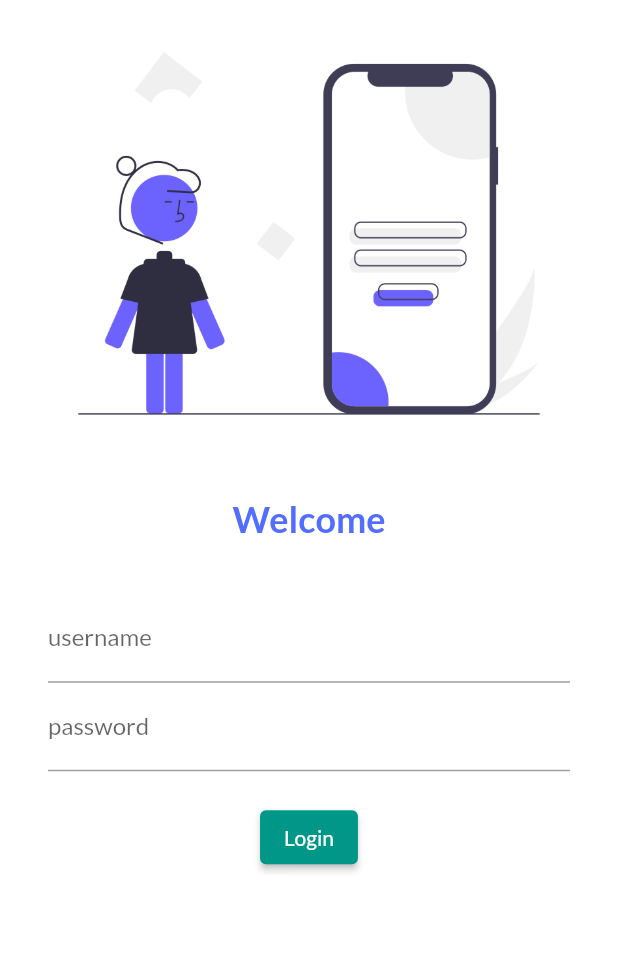
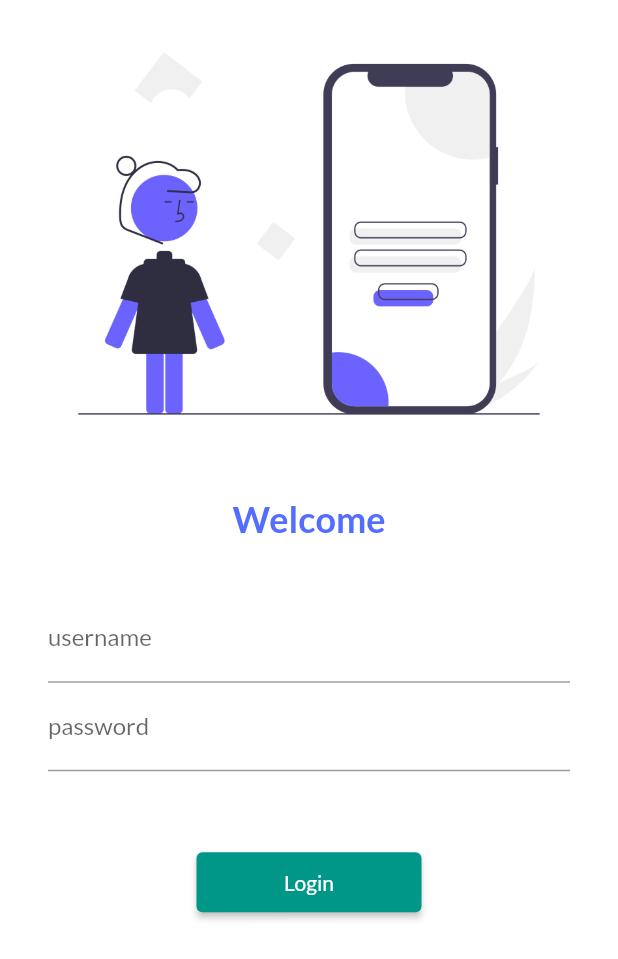
Before and after one commit to rohit-untitled/Flutter, a Flutter app: the screen it shows after launch, on a phone screen of 412 x 824 dp. Shown: the top 959 px of the screen. Run offline on Flutter 3.47's test engine with Material 2 defaults, Android fonts, the phone set to English and light mode, and no system bars; our stand-ins replace google_fonts.

Commit message:
day5_complated

```diff
--- a/lib/main.dart
+++ b/lib/main.dart
@@ -1,6 +1,7 @@
 import 'package:flutter/material.dart';
 import 'package:flutter_catalogue/pages/home_page.dart';
 import 'package:flutter_catalogue/pages/login_page.dart';
+import 'package:flutter_catalogue/utils/routes.dart';
 import 'package:google_fonts/google_fonts.dart';
 
 void main() {
@@ -20,14 +21,15 @@
         fontFamily: GoogleFonts.lato().fontFamily,
         primaryTextTheme: GoogleFonts.latoTextTheme(),
       ),
+      // debugShowCheckedModeBanner: false,
       darkTheme: ThemeData(
         brightness: Brightness.dark,
       ),
       initialRoute: "/",
       routes: {
         "/": (context) => const LoginPage(),
-        "/home": (context) => const HomePage(),
-        "/login": (context) => const LoginPage()
+        MyRoutes.homeRoute: (context) => const HomePage(),
+        MyRoutes.loginRoute: (context) => const LoginPage()
       },
     );
   }
--- a/lib/pages/login_page.dart
+++ b/lib/pages/login_page.dart
@@ -1,6 +1,7 @@
 //import 'dart:html';
 
 import 'package:flutter/material.dart';
+import 'package:flutter_catalogue/utils/routes.dart';
 
 class LoginPage extends StatelessWidget {
   const LoginPage({Key? key}) : super(key: key);
@@ -9,6 +10,7 @@
   Widget build(BuildContext context) {
     return Material(
         color: Colors.white,
+        child: SingleChildScrollView(
           child: Column(
             children: [
               Image.asset(
@@ -30,8 +32,8 @@
                 height: 20.0,
               ),
               Padding(
-              padding:
-                  const EdgeInsets.symmetric(vertical: 16.0, horizontal: 32.0),
+                padding: const EdgeInsets.symmetric(
+                    vertical: 16.0, horizontal: 32.0),
                 child: Column(
                   children: [
                     TextFormField(
@@ -48,19 +50,20 @@
                       ),
                     ),
                     const SizedBox(
-                    height: 20.0,
+                      height: 50.0,
                     ),
                     ElevatedButton(
                       child: const Text("Login"),
-                    style: TextButton.styleFrom(),
+                      style: TextButton.styleFrom(minimumSize: Size(150, 40)),
                       onPressed: () {
-                      print("Hi Rohit");
+                        Navigator.pushNamed(context, MyRoutes.homeRoute);
                       },
                     ),
                   ],
                 ),
               )
             ],
+          ),
         ));
   }
 }
--- /dev/null
+++ b/lib/utils/routes.dart
@@ -0,0 +1,4 @@
+class MyRoutes {
+  static String loginRoute = "/login";
+  static String homeRoute = "/home";
+}
```
Lines whose indentation alone changed are shown as unchanged.
